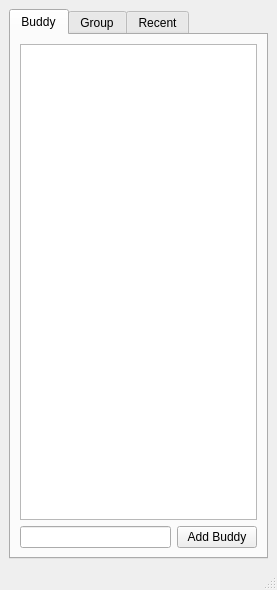
Old version of the form gui/main_window.ui in the repository avplayer/avim.
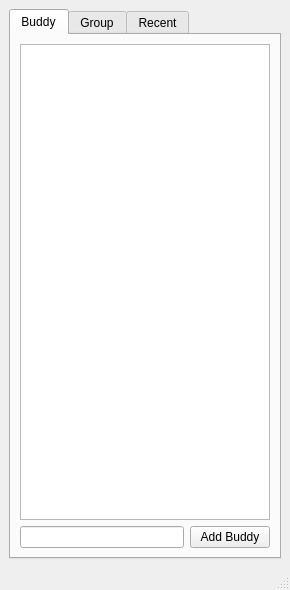
New version of the form.

Patch:
```diff
--- a/gui/main_window.ui
+++ b/gui/main_window.ui
@@ -26,7 +26,20 @@
        </attribute>
        <layout class="QVBoxLayout" name="verticalLayout">
         <item>
-         <widget class="QListWidget" name="buddylistWidget"/>
+         <widget class="QListWidget" name="buddylistWidget">
+          <property name="sizePolicy">
+           <sizepolicy hsizetype="Minimum" vsizetype="Expanding">
+            <horstretch>0</horstretch>
+            <verstretch>0</verstretch>
+           </sizepolicy>
+          </property>
+          <property name="minimumSize">
+           <size>
+            <width>250</width>
+            <height>0</height>
+           </size>
+          </property>
+         </widget>
         </item>
         <item>
          <layout class="QHBoxLayout" name="horizontalLayout_2">
```
